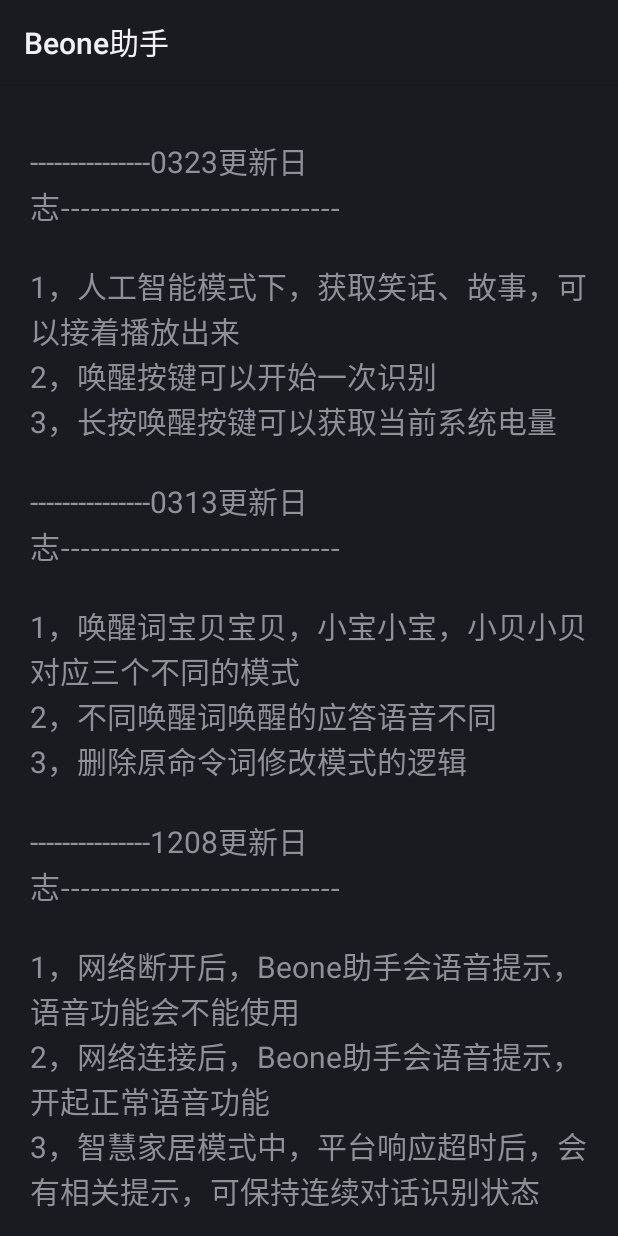
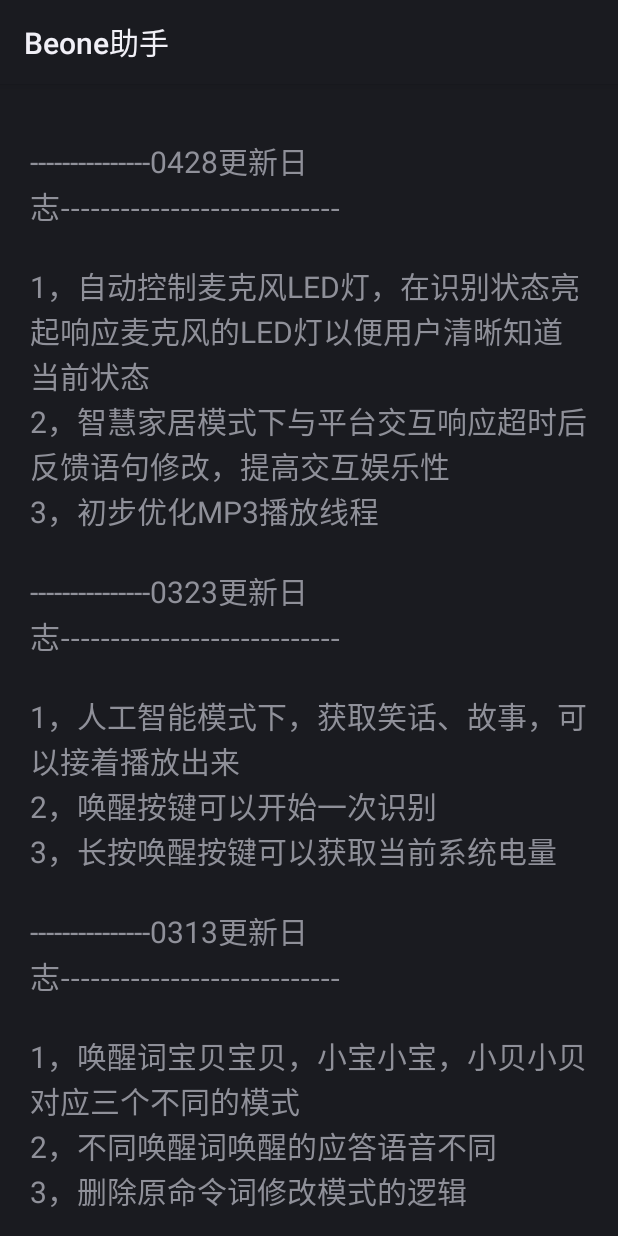
Before and after one commit to WonderFannn/TTAid, an Android app: the screen it shows after launch (SettingActivity), on a phone screen of 412 x 824 dp. Run offline under Robolectric (Android 15) with nearby library versions, the phone set to English and light mode, and no system bars; our stand-ins replace ButterKnife, Volley; libraries missing offline, so code that uses them is left out: com.iflytek.cloud, com.tencent.bugly; 2 statements that could not run were skipped.

Commit message:
版本号修改

```diff
--- a/app/src/main/AndroidManifest.xml
+++ b/app/src/main/AndroidManifest.xml
@@ -3,7 +3,7 @@
     package="com.beoneaid"
     android:installLocation="auto"
     android:versionCode="2"
-    android:versionName="2.2.0323">
+    android:versionName="2.4.0428">
 
     <application
         android:icon="@drawable/icon"
--- a/app/src/main/java/com/beoneaid/smartecho/BeoneAid.java
+++ b/app/src/main/java/com/beoneaid/smartecho/BeoneAid.java
@@ -344,7 +344,7 @@
             Log.d(TAG, "onResult: isLast"+isLast);
             String rltStr = printResult(result);
             if(isLast) {
-                setLedOff();
+//                setLedOff();
                 stopIat();
                 if (rltStr.contains("。")){
                     rltStr = rltStr.replaceAll("。","");
@@ -385,6 +385,7 @@
         mStartRecognize = false;
         if(mIat != null && mIat.isListening()) {
             mIat.stopListening();
+            setLedOff();
         }
     }
 
--- a/app/src/main/java/com/beoneaid/util/LedController.java
+++ b/app/src/main/java/com/beoneaid/util/LedController.java
@@ -43,6 +43,4 @@
             setLedState(i,0);
         }
     }
-
-
 }
--- a/app/src/main/res/layout/main_activity.xml
+++ b/app/src/main/res/layout/main_activity.xml
@@ -27,6 +27,12 @@
                 android:gravity="center|left"
                 android:padding="10dp"
                 android:text="
+                \n---------------0428更新日志----------------------------
+                \n
+                \n1，自动控制麦克风LED灯，在识别状态亮起响应麦克风的LED灯以便用户清晰知道当前状态
+                \n2，智慧家居模式下与平台交互响应超时后反馈语句修改，提高交互娱乐性
+                \n3，初步优化MP3播放线程
+                \n
                 \n---------------0323更新日志----------------------------
                 \n
                 \n1，人工智能模式下，获取笑话、故事，可以接着播放出来
```
